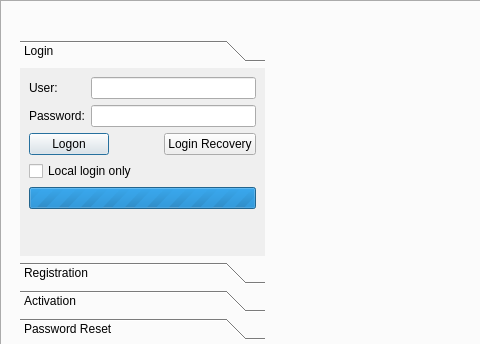
Qt form trunk/src/edr/src/plugins/newCommunication/ui/DataSourceWidget.ui (mk4me/hm-mde-one) before a commit; both pictures show x 0 to 480 and y 0 to 344 of the 957 by 704 pixel window.
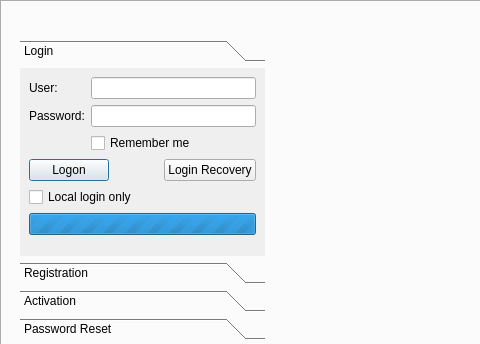
The same form after that commit. The open tabs and pages were chosen to show the change. Icons and pictures are not drawn.

Commit message: mde: zarządzanie zakładkami communication: checkbox "remember me", medusa: usuwanie obszaru dodane do menu kontekstowego poprawki

```diff
--- a/trunk/src/edr/src/plugins/newCommunication/ui/DataSourceWidget.ui
+++ b/trunk/src/edr/src/plugins/newCommunication/ui/DataSourceWidget.ui
@@ -236,6 +236,13 @@
                </property>
               </widget>
              </item>
+             <item row="2" column="1">
+              <widget class="QCheckBox" name="rememberMeCheckBox">
+               <property name="text">
+                <string>Remember me</string>
+               </property>
+              </widget>
+             </item>
             </layout>
            </item>
            <item>
```
The commit also changes 25 other files.
